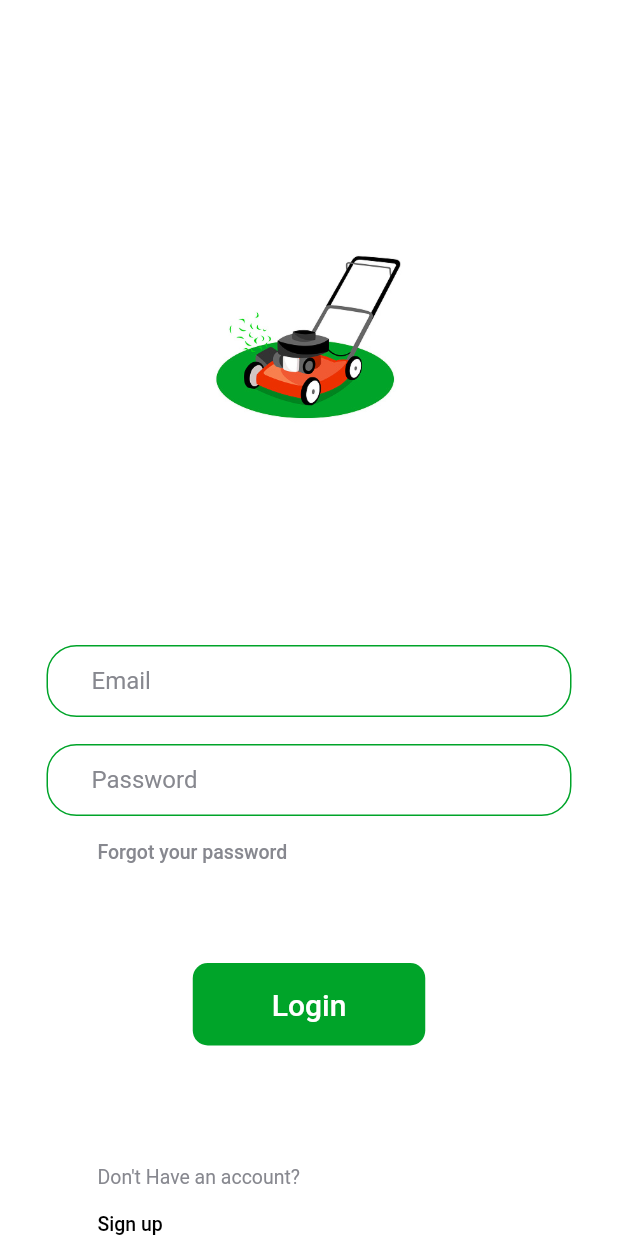
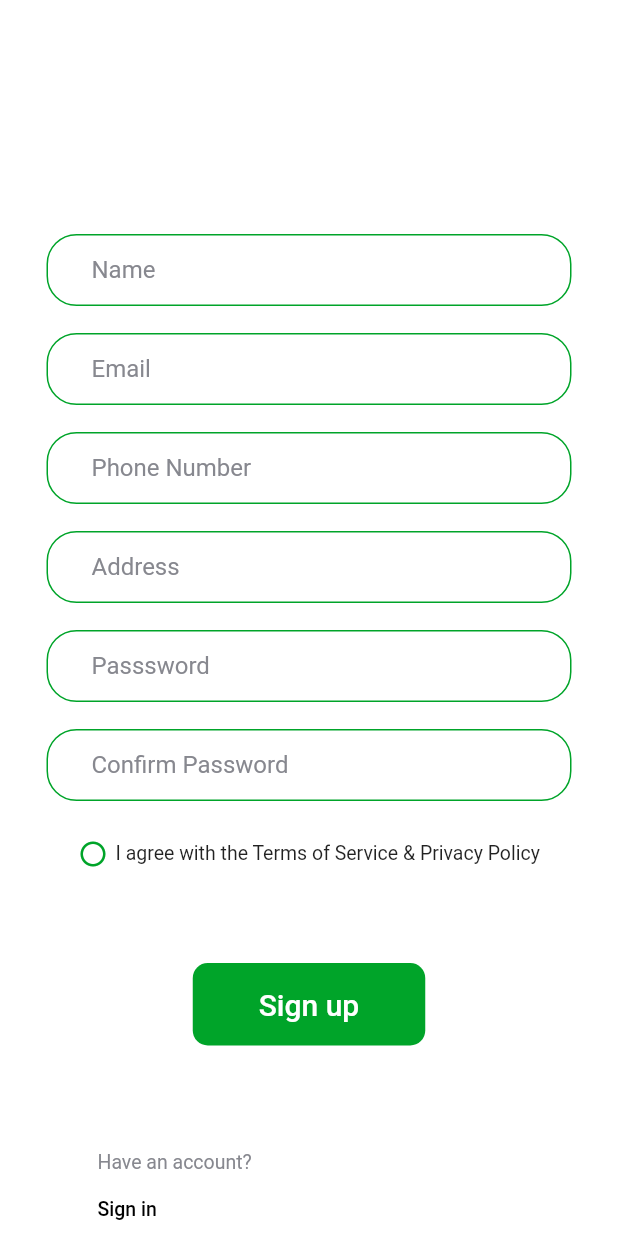
Before and after one commit to Ebrahim15/Graduation_Project, a Flutter app: the screen it shows after launch, on a phone screen of 412 x 824 dp. Run offline on Flutter 3.47's test engine with Material 2 defaults, Android fonts, the phone set to English and light mode, and no system bars; our stand-ins replace hexcolor, roundcheckbox.

Commit message:
Registration screen UI with form validation & created re-usable components (defaultTextFormField & defaultLogInOutButton) and replaced textFormField and buttons with these components

```diff
--- a/lib/layout/app_layout/app_layout.dart
+++ b/lib/layout/app_layout/app_layout.dart
@@ -1,6 +1,7 @@
 import 'package:flutter/cupertino.dart';
 import 'package:flutter/material.dart';
 import 'package:graduation_project/modules/login/login_screen.dart';
+import 'package:graduation_project/modules/registration/registration_screen.dart';
 
 class AppLayout extends StatelessWidget {
   @override
@@ -11,7 +12,7 @@ class AppLayout extends StatelessWidget {
         backgroundColor: Colors.white,
         elevation: 0,
       ),
-      body: LoginScreen(),
+      body: RegistrationScreen(),
     );
   }
 }
--- a/lib/modules/login/login_screen.dart
+++ b/lib/modules/login/login_screen.dart
@@ -1,5 +1,6 @@
 import 'package:flutter/cupertino.dart';
 import 'package:flutter/material.dart';
+import 'package:graduation_project/shared/components/components.dart';
 import 'package:hexcolor/hexcolor.dart';
 
 class LoginScreen extends StatelessWidget {
@@ -25,29 +26,9 @@ class LoginScreen extends StatelessWidget {
                   width: 239,
                 ),
               ),
-              Container(
-                width: 350,
-                child: TextFormField(
-                  decoration: InputDecoration(
-                    focusedBorder: OutlineInputBorder(
-                      borderRadius: BorderRadius.circular(20),
-                      borderSide: BorderSide(
-                        color: HexColor('#00A429'),
-                      ),
-                    ),
-                    enabledBorder: OutlineInputBorder(
-                      borderRadius: BorderRadius.circular(20),
-                      borderSide: BorderSide(
-                        color: HexColor('#00A429'),
-                      ),
-                    ),
-                    hintText: "Email",
-                    hintStyle: TextStyle(
-                      color: HexColor("#87888F"),
-                    ),
-                    contentPadding: EdgeInsets.fromLTRB(30, 13, 0, 13),
-                  ),
-                  controller: emailController,
+              defaultTextFormField(
+                textController: emailController,
+                hintText: 'Email',
                 keyboardType: TextInputType.emailAddress,
                 validator: (value) {
                   if (value?.isEmpty == true) {
@@ -57,34 +38,12 @@ class LoginScreen extends StatelessWidget {
                   }
                 },
               ),
-              ),
               SizedBox(
                 height: 18.0,
               ),
-              Container(
-                width: 350,
-                child: TextFormField(
-                    decoration: InputDecoration(
-                      focusedBorder: OutlineInputBorder(
-                        borderRadius: BorderRadius.circular(20),
-                        borderSide: BorderSide(
-                          color: HexColor('#00A429'),
-                        ),
-                      ),
-                      enabledBorder: OutlineInputBorder(
-                        borderRadius: BorderRadius.circular(20),
-                        borderSide: BorderSide(
-                          color: HexColor('#00A429'),
-                        ),
-                      ),
-                      hintText: "Password",
-                      hintStyle: TextStyle(
-                        color: HexColor("#87888F"),
-                      ),
-                      contentPadding: EdgeInsets.fromLTRB(30, 13, 0, 13),
-                    ),
-                    controller: passwordController,
-                    obscureText: true,
+              defaultTextFormField(
+                textController: passwordController,
+                hintText: "Passsword",
                 keyboardType: TextInputType.visiblePassword,
                 validator: (value) {
                   if (value?.isEmpty == true) {
@@ -92,7 +51,8 @@ class LoginScreen extends StatelessWidget {
                   } else {
                     return null;
                   }
-                    }),
+                },
+                isPassword: true,
               ),
               Padding(
                 padding: const EdgeInsets.fromLTRB(65, 0, 0, 0),
@@ -116,27 +76,35 @@ class LoginScreen extends StatelessWidget {
               SizedBox(
                 height: 50.0,
               ),
-              Container(
-                width: 155,
-                height: 55,
-                decoration: BoxDecoration(
-                  borderRadius: BorderRadius.circular(10),
-                  color: HexColor("#00A429"),
-                ),
-                child: MaterialButton(
+              // Container(
+              //   width: 155,
+              //   height: 55,
+              //   decoration: BoxDecoration(
+              //     borderRadius: BorderRadius.circular(10),
+              //     color: HexColor("#00A429"),
+              //   ),
+              //   child: MaterialButton(
+              //     onPressed: () {
+              //       if (formKey.currentState?.validate() == true) {
+              //         print("Validated");
+              //       }
+              //     },
+              //     child: Text(
+              //       "Login",
+              //       style: TextStyle(
+              //         color: Colors.white,
+              //         fontSize: 20,
+              //       ),
+              //     ),
+              //   ),
+              // ),
+              defaultLogInOutButton(
+                  buttonText: 'Login',
                   onPressed: () {
-                    if(formKey.currentState?.validate() == true){
+                    if (formKey.currentState?.validate() == true) {
                       print("Validated");
                     }
                   },
-                  child: Text(
-                    "Login",
-                    style: TextStyle(
-                      color: Colors.white,
-                      fontSize: 20,
-                    ),
-                  ),
-                ),
               ),
               SizedBox(
                 height: 80.0,
--- /dev/null
+++ b/lib/modules/registration/registration_screen.dart
@@ -0,0 +1,244 @@
+import 'package:flutter/cupertino.dart';
+import 'package:flutter/material.dart';
+import 'package:hexcolor/hexcolor.dart';
+import 'package:roundcheckbox/roundcheckbox.dart';
+
+import '../../shared/components/components.dart';
+
+class RegistrationScreen extends StatefulWidget {
+  @override
+  State<RegistrationScreen> createState() => _RegistrationScreenState();
+}
+
+class _RegistrationScreenState extends State<RegistrationScreen> {
+  var emailController = TextEditingController();
+
+  var passwordController = TextEditingController();
+
+  var confirmPasswordController = TextEditingController();
+
+  var nameController = TextEditingController();
+
+  var phoneNumberController = TextEditingController();
+
+  var addressController = TextEditingController();
+
+  bool termsChecked = false;
+
+  String errorText = "";
+
+  var formKey = GlobalKey<FormState>();
+
+  @override
+  Widget build(BuildContext context) {
+    return Container(
+      color: Colors.white,
+      width: double.infinity,
+      child: SingleChildScrollView(
+        child: Form(
+          key: formKey,
+          child: Padding(
+            padding: const EdgeInsets.fromLTRB(0, 100, 0, 0),
+            child: Column(
+              children: [
+                defaultTextFormField(
+                  textController: nameController,
+                  hintText: 'Name',
+                  keyboardType: TextInputType.name,
+                  validator: (value) {
+                    if (value?.isEmpty == true) {
+                      return "Name cannot be empty";
+                    } else {
+                      return null;
+                    }
+                  },
+                ),
+                SizedBox(
+                  height: 18.0,
+                ),
+                defaultTextFormField(
+                  textController: emailController,
+                  hintText: "Email",
+                  keyboardType: TextInputType.emailAddress,
+                  validator: (value) {
+                    if (value?.isEmpty == true) {
+                      return "Email cannot be empty";
+                    } else {
+                      return null;
+                    }
+                  },
+                ),
+                SizedBox(
+                  height: 18.0,
+                ),
+                defaultTextFormField(
+                  textController: phoneNumberController,
+                  hintText: "Phone Number",
+                  keyboardType: TextInputType.phone,
+                  validator: (value) {
+                    if (value?.isEmpty == true) {
+                      return "Phone number cannot be empty";
+                    } else {
+                      return null;
+                    }
+                  },
+                ),
+                SizedBox(
+                  height: 18.0,
+                ),
+                defaultTextFormField(
+                  textController: addressController,
+                  hintText: "Address",
+                  keyboardType: TextInputType.streetAddress,
+                  validator: (value) {
+                    if (value?.isEmpty == true) {
+                      return "Address cannot be empty";
+                    } else {
+                      return null;
+                    }
+                  },
+                ),
+                SizedBox(
+                  height: 18.0,
+                ),
+                defaultTextFormField(
+                  textController: passwordController,
+                  hintText: "Passsword",
+                  keyboardType: TextInputType.visiblePassword,
+                  validator: (value) {
+                    if (value?.isEmpty == true) {
+                      return "Password cannot be empty";
+                    } else {
+                      return null;
+                    }
+                  },
+                  isPassword: true,
+                ),
+                SizedBox(
+                  height: 18.0,
+                ),
+                defaultTextFormField(
+                  textController: confirmPasswordController,
+                  hintText: "Confirm Password",
+                  keyboardType: TextInputType.visiblePassword,
+                  validator: (value) {
+                    if (value?.isEmpty == true) {
+                      return "Password cannot be empty";
+                    } else {
+                      return null;
+                    }
+                  },
+                  isPassword: true,
+                ),
+                Padding(
+                  padding: const EdgeInsets.fromLTRB(0, 25, 0, 0),
+                  child: Row(
+                    mainAxisAlignment: MainAxisAlignment.center,
+                    children: [
+                      InkWell(
+                        onTap: (){
+                          setState(() {
+                            termsChecked = !termsChecked;
+                          });
+                        },
+                        child: termsChecked ?
+                        Icon(
+                          Icons.check_circle,
+                          color: HexColor("#00A429"),
+                          size: 20,
+                        )
+                            :
+                        Icon(
+                          Icons.circle_outlined,
+                          color: HexColor("#00A429"),
+                          size: 20,
+                        ),
+                      ),
+                      Padding(
+                        padding: const EdgeInsets.fromLTRB(5, 0, 0, 0),
+                          child:
+                            Text(
+                              "I agree with the Terms of Service & Privacy Policy",
+                              style: TextStyle(
+                                fontSize: 13,
+                              ),
+                            ),
+                      ),
+                    ],
+                  ),
+                ),
+                Text(
+                  errorText,
+                  style: TextStyle(
+                    color: Colors.red,
+                    fontSize: 11,
+                  ),
+                ),
+                SizedBox(
+                  height: 50.0,
+                ),
+                defaultLogInOutButton(
+                  buttonText: 'Sign up',
+                  onPressed: () {
+                    if(formKey.currentState?.validate() == true)
+                    {
+                      print("Validated");
+                    }
+                    if(termsChecked == false)
+                    {
+                      setState(() {
+                        errorText = "Terms of service should be accepted";
+                      });
+                    }
+                    else{
+                      setState(() {
+                        errorText = "";
+                      });
+                    }
+                  },
+                ),
+                SizedBox(
+                  height: 70.0,
+                ),
+                Padding(
+                  padding: const EdgeInsets.fromLTRB(65, 0, 0, 0),
+                  child: Align(
+                    alignment: Alignment.centerLeft,
+                    child: Column(
+                      crossAxisAlignment: CrossAxisAlignment.start,
+                      children: [
+                        Text(
+                          "Have an account?",
+                          style: TextStyle(
+                            color: HexColor("#87888F"),
+                            fontSize: 13,
+                          ),
+                        ),
+                        TextButton(
+                          onPressed: () {
+
+                          },
+                          child: Text(
+                            "Sign in",
+                            style: TextStyle(
+                              color: HexColor("#000000"),
+                              fontSize: 13,
+                            ),
+                          ),
+                          style: TextButton.styleFrom(
+                            padding: EdgeInsets.all(0),
+                            alignment: Alignment.centerLeft,
+                          ),
+                        ),
+                      ],
+                    ),
+                  ),
+                ),
+              ],
+            ),
+          ),
+        ),
+      ),
+    );
+  }
+}
--- a/lib/shared/components/components.dart
+++ b/lib/shared/components/components.dart
@@ -0,0 +1,61 @@
+import 'package:flutter/cupertino.dart';
+import 'package:flutter/material.dart';
+import 'package:hexcolor/hexcolor.dart';
+
+Widget defaultTextFormField({
+  required TextEditingController textController,
+  required String hintText,
+  required TextInputType keyboardType,
+  required String? Function(String?)? validator,
+  bool isPassword = false,
+}) =>
+    Container(
+      width: 350,
+      child: TextFormField(
+        decoration: InputDecoration(
+          focusedBorder: OutlineInputBorder(
+            borderRadius: BorderRadius.circular(20),
+            borderSide: BorderSide(
+              color: HexColor('#00A429'),
+            ),
+          ),
+          enabledBorder: OutlineInputBorder(
+            borderRadius: BorderRadius.circular(20),
+            borderSide: BorderSide(
+              color: HexColor('#00A429'),
+            ),
+          ),
+          hintText: hintText,
+          hintStyle: TextStyle(
+            color: HexColor("#87888F"),
+          ),
+          contentPadding: EdgeInsets.fromLTRB(30, 13, 0, 13),
+        ),
+        controller: textController,
+        keyboardType: keyboardType,
+        validator: validator,
+        obscureText: isPassword,
+      ),
+    );
+
+Widget defaultLogInOutButton({
+  required String buttonText,
+  required VoidCallback? onPressed,
+}) => Container(
+      width: 155,
+      height: 55,
+      decoration: BoxDecoration(
+        borderRadius: BorderRadius.circular(10),
+        color: HexColor("#00A429"),
+      ),
+      child: MaterialButton(
+        onPressed: onPressed,
+        child: Text(
+          buttonText,
+          style: TextStyle(
+            color: Colors.white,
+            fontSize: 20,
+          ),
+        ),
+      ),
+    );
--- a/pubspec.yaml
+++ b/pubspec.yaml
@@ -37,6 +37,7 @@ dependencies:
   # Use with the CupertinoIcons class for iOS style icons.
   cupertino_icons: ^1.0.2
   hexcolor: ^3.0.1
+  roundcheckbox: ^2.0.5
 
 dev_dependencies:
   flutter_test:
```
Also changed, not shown: pubspec.lock. Lines whose indentation alone changed are shown as unchanged.
